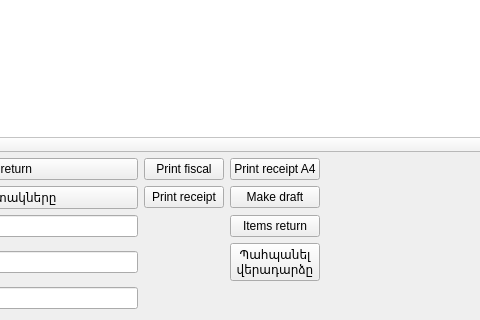
Qt form Shop/vieworder.ui (End1-1/Cafe5) before a commit; both pictures show x 426 to 906 and y 316 to 636 of the 1101 by 636 pixel window.
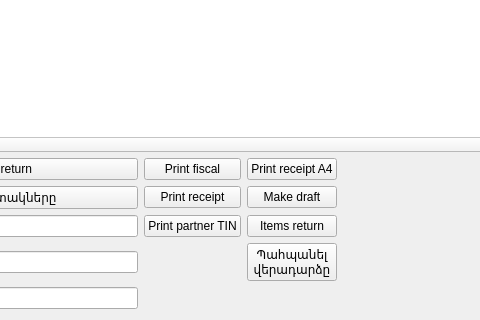
The same form after that commit. Icons and pictures are not drawn. Custom widgets are drawn as their Qt base class.

```diff
--- a/Shop/vieworder.ui
+++ b/Shop/vieworder.ui
@@ -811,6 +811,16 @@
         </property>
        </widget>
       </item>
+      <item row="2" column="4">
+       <widget class="QPushButton" name="btnPrintPartnerTIN">
+        <property name="text">
+         <string>Print partner TIN</string>
+        </property>
+        <property name="checkable">
+         <bool>true</bool>
+        </property>
+       </widget>
+      </item>
      </layout>
     </widget>
    </item>
```
Left out of the diff: 5 changed lines with no effect on the pictures.
